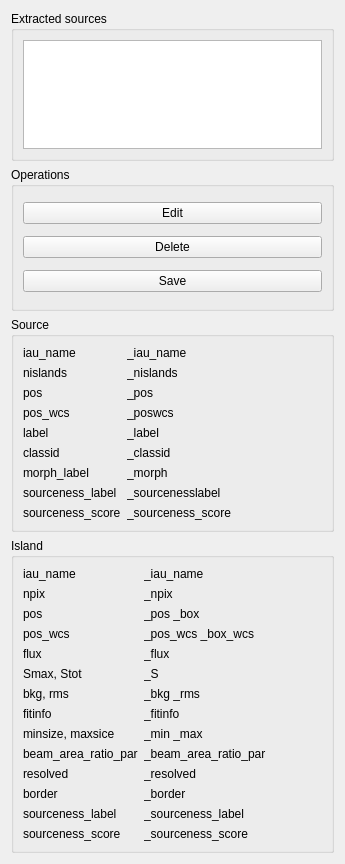
Before: the Qt Designer form Code/ui/sourcewidget.ui in VisIVOLab/ViaLacteaVisualAnalytics, drawn with Qt 5.
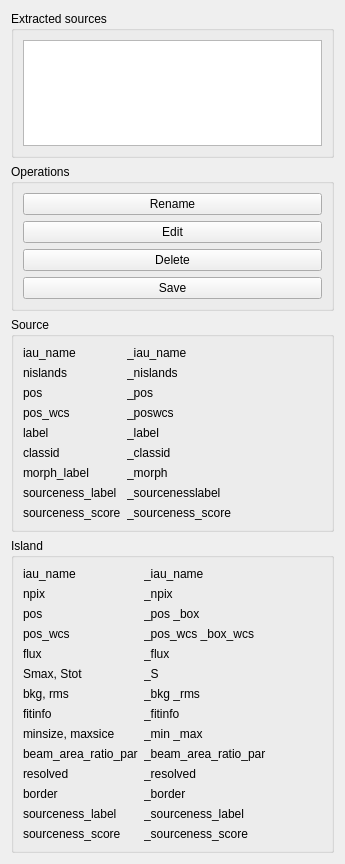
After: the same form once the commit is applied.

Commit message: Json catalogue: can rename extracted source

```diff
--- a/Code/ui/sourcewidget.ui
+++ b/Code/ui/sourcewidget.ui
@@ -38,6 +38,13 @@
       <string>Operations</string>
      </property>
      <layout class="QVBoxLayout" name="verticalLayout_3">
+      <item>
+       <widget class="QPushButton" name="btnRename">
+        <property name="text">
+         <string>Rename</string>
+        </property>
+       </widget>
+      </item>
       <item>
        <widget class="QPushButton" name="btnEdit">
         <property name="text">
```
The commit also changes 6 other files.
